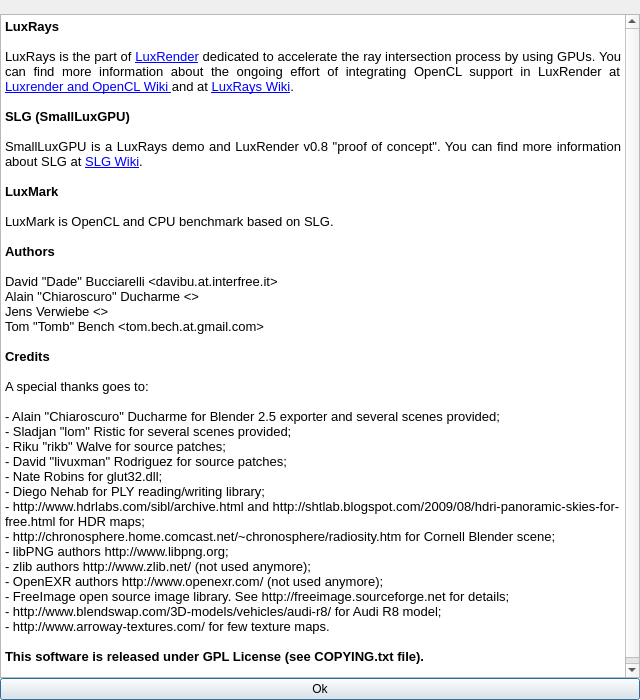
This is samples/luxmark/aboutdialog.ui in LuxCoreRender/LuxCore as Qt 5 draws it before an edit. The edited form follows.
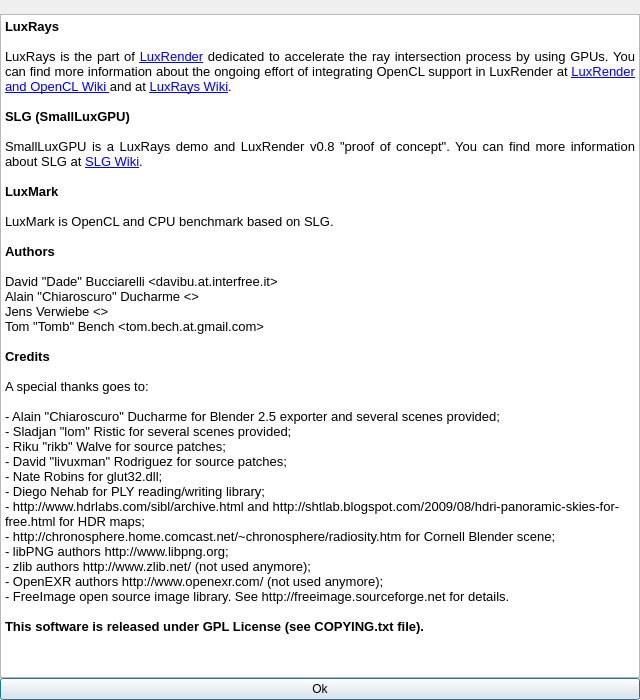
This is the edited form. Icons and pictures are not drawn.

Commit message: LuxMark: removed Audi RS8 scene (Jeanphi's request)

What changed in the file:
```diff
--- a/samples/luxmark/aboutdialog.ui
+++ b/samples/luxmark/aboutdialog.ui
@@ -67,47 +67,45 @@
       <string>&lt;!DOCTYPE HTML PUBLIC &quot;-//W3C//DTD HTML 4.0//EN&quot; &quot;http://www.w3.org/TR/REC-html40/strict.dtd&quot;&gt;
 &lt;html&gt;&lt;head&gt;&lt;meta name=&quot;qrichtext&quot; content=&quot;1&quot; /&gt;&lt;style type=&quot;text/css&quot;&gt;
 p, li { white-space: pre-wrap; }
-&lt;/style&gt;&lt;/head&gt;&lt;body style=&quot; font-family:'Sans'; font-size:11pt; font-weight:400; font-style:normal;&quot;&gt;
-&lt;p style=&quot; margin-top:0px; margin-bottom:0px; margin-left:0px; margin-right:0px; -qt-block-indent:0; text-indent:0px;&quot;&gt;&lt;span style=&quot; font-size:10pt; font-weight:600;&quot;&gt;LuxRays&lt;/span&gt;&lt;/p&gt;
-&lt;p style=&quot;-qt-paragraph-type:empty; margin-top:0px; margin-bottom:0px; margin-left:0px; margin-right:0px; -qt-block-indent:0; text-indent:0px; font-size:10pt;&quot;&gt;&lt;/p&gt;
-&lt;p align=&quot;justify&quot; style=&quot; margin-top:0px; margin-bottom:0px; margin-left:0px; margin-right:0px; -qt-block-indent:0; text-indent:0px;&quot;&gt;&lt;span style=&quot; font-size:10pt;&quot;&gt;LuxRays is the part of &lt;/span&gt;&lt;a href=&quot;http://www.luxrender.net&quot;&gt;&lt;span style=&quot; font-size:10pt; text-decoration: underline; color:#0000ff;&quot;&gt;LuxRender&lt;/span&gt;&lt;/a&gt;&lt;span style=&quot; font-size:10pt;&quot;&gt; dedicated to accelerate the ray intersection process by using GPUs. You can find more information about the ongoing effort of integrating OpenCL support in LuxRender at &lt;/span&gt;&lt;a href=&quot;http://www.luxrender.net/wiki/index.php?title=Luxrender_and_OpenCL&quot;&gt;&lt;span style=&quot; font-size:10pt; text-decoration: underline; color:#0000ff;&quot;&gt;Luxrender and OpenCL Wiki &lt;/span&gt;&lt;/a&gt;&lt;span style=&quot; font-size:10pt;&quot;&gt;and at &lt;/span&gt;&lt;a href=&quot;http://www.luxrender.net/wiki/index.php?title=LuxRays&quot;&gt;&lt;span style=&quot; font-size:10pt; text-decoration: underline; color:#0000ff;&quot;&gt;LuxRays Wiki&lt;/span&gt;&lt;/a&gt;&lt;span style=&quot; font-size:10pt;&quot;&gt;.&lt;/span&gt;&lt;/p&gt;
-&lt;p align=&quot;justify&quot; style=&quot;-qt-paragraph-type:empty; margin-top:0px; margin-bottom:0px; margin-left:0px; margin-right:0px; -qt-block-indent:0; text-indent:0px; font-size:10pt;&quot;&gt;&lt;/p&gt;
-&lt;p style=&quot; margin-top:0px; margin-bottom:0px; margin-left:0px; margin-right:0px; -qt-block-indent:0; text-indent:0px;&quot;&gt;&lt;span style=&quot; font-size:10pt; font-weight:600;&quot;&gt;SLG (SmallLuxGPU)&lt;/span&gt;&lt;/p&gt;
-&lt;p style=&quot;-qt-paragraph-type:empty; margin-top:0px; margin-bottom:0px; margin-left:0px; margin-right:0px; -qt-block-indent:0; text-indent:0px; font-size:10pt;&quot;&gt;&lt;/p&gt;
-&lt;p align=&quot;justify&quot; style=&quot; margin-top:0px; margin-bottom:0px; margin-left:0px; margin-right:0px; -qt-block-indent:0; text-indent:0px;&quot;&gt;&lt;span style=&quot; font-size:10pt;&quot;&gt;SmallLuxGPU is a LuxRays demo and LuxRender v0.8 &amp;quot;proof of concept&amp;quot;. You can find more information about SLG at &lt;/span&gt;&lt;a href=&quot;http://www.luxrender.net/wiki/index.php?title=SLG&quot;&gt;&lt;span style=&quot; font-size:10pt; text-decoration: underline; color:#0000ff;&quot;&gt;SLG Wiki&lt;/span&gt;&lt;/a&gt;&lt;span style=&quot; font-size:10pt;&quot;&gt;.&lt;/span&gt;&lt;/p&gt;
-&lt;p align=&quot;justify&quot; style=&quot;-qt-paragraph-type:empty; margin-top:0px; margin-bottom:0px; margin-left:0px; margin-right:0px; -qt-block-indent:0; text-indent:0px; font-size:10pt;&quot;&gt;&lt;/p&gt;
-&lt;p align=&quot;justify&quot; style=&quot; margin-top:0px; margin-bottom:0px; margin-left:0px; margin-right:0px; -qt-block-indent:0; text-indent:0px;&quot;&gt;&lt;span style=&quot; font-size:10pt; font-weight:600;&quot;&gt;LuxMark&lt;/span&gt;&lt;/p&gt;
-&lt;p align=&quot;justify&quot; style=&quot;-qt-paragraph-type:empty; margin-top:0px; margin-bottom:0px; margin-left:0px; margin-right:0px; -qt-block-indent:0; text-indent:0px; font-size:10pt;&quot;&gt;&lt;/p&gt;
-&lt;p align=&quot;justify&quot; style=&quot; margin-top:0px; margin-bottom:0px; margin-left:0px; margin-right:0px; -qt-block-indent:0; text-indent:0px;&quot;&gt;&lt;span style=&quot; font-size:10pt;&quot;&gt;LuxMark is OpenCL and CPU benchmark based on SLG.&lt;/span&gt;&lt;/p&gt;
-&lt;p align=&quot;justify&quot; style=&quot;-qt-paragraph-type:empty; margin-top:0px; margin-bottom:0px; margin-left:0px; margin-right:0px; -qt-block-indent:0; text-indent:0px; font-size:10pt;&quot;&gt;&lt;/p&gt;
-&lt;p align=&quot;justify&quot; style=&quot; margin-top:0px; margin-bottom:0px; margin-left:0px; margin-right:0px; -qt-block-indent:0; text-indent:0px;&quot;&gt;&lt;span style=&quot; font-size:10pt; font-weight:600;&quot;&gt;Authors&lt;/span&gt;&lt;/p&gt;
-&lt;p style=&quot;-qt-paragraph-type:empty; margin-top:0px; margin-bottom:0px; margin-left:0px; margin-right:0px; -qt-block-indent:0; text-indent:0px; font-size:10pt;&quot;&gt;&lt;/p&gt;
-&lt;p style=&quot; margin-top:0px; margin-bottom:0px; margin-left:0px; margin-right:0px; -qt-block-indent:0; text-indent:0px;&quot;&gt;&lt;span style=&quot; font-size:10pt;&quot;&gt;David &amp;quot;Dade&amp;quot; Bucciarelli &amp;lt;davibu.at.interfree.it&amp;gt;&lt;/span&gt;&lt;/p&gt;
-&lt;p style=&quot; margin-top:0px; margin-bottom:0px; margin-left:0px; margin-right:0px; -qt-block-indent:0; text-indent:0px;&quot;&gt;&lt;span style=&quot; font-size:10pt;&quot;&gt;Alain &amp;quot;Chiaroscuro&amp;quot; Ducharme &amp;lt;&amp;gt;&lt;/span&gt;&lt;/p&gt;
-&lt;p style=&quot; margin-top:0px; margin-bottom:0px; margin-left:0px; margin-right:0px; -qt-block-indent:0; text-indent:0px;&quot;&gt;&lt;span style=&quot; font-size:10pt;&quot;&gt;Jens Verwiebe &amp;lt;&amp;gt;&lt;/span&gt;&lt;/p&gt;
-&lt;p style=&quot; margin-top:0px; margin-bottom:0px; margin-left:0px; margin-right:0px; -qt-block-indent:0; text-indent:0px;&quot;&gt;&lt;span style=&quot; font-size:10pt;&quot;&gt;Tom &amp;quot;Tomb&amp;quot; Bench &amp;lt;tom.bech.at.gmail.com&amp;gt;&lt;/span&gt;&lt;/p&gt;
-&lt;p style=&quot;-qt-paragraph-type:empty; margin-top:0px; margin-bottom:0px; margin-left:0px; margin-right:0px; -qt-block-indent:0; text-indent:0px; font-size:10pt;&quot;&gt;&lt;/p&gt;
-&lt;p style=&quot; margin-top:0px; margin-bottom:0px; margin-left:0px; margin-right:0px; -qt-block-indent:0; text-indent:0px;&quot;&gt;&lt;span style=&quot; font-size:10pt; font-weight:600;&quot;&gt;Credits&lt;/span&gt;&lt;/p&gt;
-&lt;p style=&quot;-qt-paragraph-type:empty; margin-top:0px; margin-bottom:0px; margin-left:0px; margin-right:0px; -qt-block-indent:0; text-indent:0px; font-size:10pt;&quot;&gt;&lt;/p&gt;
-&lt;p style=&quot; margin-top:0px; margin-bottom:0px; margin-left:0px; margin-right:0px; -qt-block-indent:0; text-indent:0px;&quot;&gt;&lt;span style=&quot; font-size:10pt;&quot;&gt;A special thanks goes to:&lt;/span&gt;&lt;/p&gt;
-&lt;p style=&quot;-qt-paragraph-type:empty; margin-top:0px; margin-bottom:0px; margin-left:0px; margin-right:0px; -qt-block-indent:0; text-indent:0px; font-size:10pt;&quot;&gt;&lt;/p&gt;
-&lt;p style=&quot; margin-top:0px; margin-bottom:0px; margin-left:0px; margin-right:0px; -qt-block-indent:0; text-indent:0px;&quot;&gt;&lt;span style=&quot; font-size:10pt;&quot;&gt;- Alain &amp;quot;Chiaroscuro&amp;quot; Ducharme for Blender 2.5 exporter and several scenes provided;&lt;/span&gt;&lt;/p&gt;
-&lt;p style=&quot; margin-top:0px; margin-bottom:0px; margin-left:0px; margin-right:0px; -qt-block-indent:0; text-indent:0px;&quot;&gt;&lt;span style=&quot; font-size:10pt;&quot;&gt;- Sladjan &amp;quot;lom&amp;quot; Ristic for several scenes provided;&lt;/span&gt;&lt;/p&gt;
-&lt;p style=&quot; margin-top:0px; margin-bottom:0px; margin-left:0px; margin-right:0px; -qt-block-indent:0; text-indent:0px;&quot;&gt;&lt;span style=&quot; font-size:10pt;&quot;&gt;- Riku &amp;quot;rikb&amp;quot; Walve for source patches;&lt;/span&gt;&lt;/p&gt;
-&lt;p style=&quot; margin-top:0px; margin-bottom:0px; margin-left:0px; margin-right:0px; -qt-block-indent:0; text-indent:0px;&quot;&gt;&lt;span style=&quot; font-size:10pt;&quot;&gt;- David &amp;quot;livuxman&amp;quot; Rodriguez for source patches;&lt;/span&gt;&lt;/p&gt;
-&lt;p style=&quot; margin-top:0px; margin-bottom:0px; margin-left:0px; margin-right:0px; -qt-block-indent:0; text-indent:0px;&quot;&gt;&lt;span style=&quot; font-size:10pt;&quot;&gt;- Nate Robins for glut32.dll;&lt;/span&gt;&lt;/p&gt;
-&lt;p style=&quot; margin-top:0px; margin-bottom:0px; margin-left:0px; margin-right:0px; -qt-block-indent:0; text-indent:0px;&quot;&gt;&lt;span style=&quot; font-size:10pt;&quot;&gt;- Diego Nehab for PLY reading/writing library;&lt;/span&gt;&lt;/p&gt;
-&lt;p style=&quot; margin-top:0px; margin-bottom:0px; margin-left:0px; margin-right:0px; -qt-block-indent:0; text-indent:0px;&quot;&gt;&lt;span style=&quot; font-size:10pt;&quot;&gt;- http://www.hdrlabs.com/sibl/archive.html and http://shtlab.blogspot.com/2009/08/hdri-panoramic-skies-for-free.html for HDR maps;&lt;/span&gt;&lt;/p&gt;
-&lt;p style=&quot; margin-top:0px; margin-bottom:0px; margin-left:0px; margin-right:0px; -qt-block-indent:0; text-indent:0px;&quot;&gt;&lt;span style=&quot; font-size:10pt;&quot;&gt;- http://chronosphere.home.comcast.net/~chronosphere/radiosity.htm for Cornell Blender scene;&lt;/span&gt;&lt;/p&gt;
-&lt;p style=&quot; margin-top:0px; margin-bottom:0px; margin-left:0px; margin-right:0px; -qt-block-indent:0; text-indent:0px;&quot;&gt;&lt;span style=&quot; font-size:10pt;&quot;&gt;- libPNG authors http://www.libpng.org;&lt;/span&gt;&lt;/p&gt;
-&lt;p style=&quot; margin-top:0px; margin-bottom:0px; margin-left:0px; margin-right:0px; -qt-block-indent:0; text-indent:0px;&quot;&gt;&lt;span style=&quot; font-size:10pt;&quot;&gt;- zlib authors http://www.zlib.net/ (not used anymore);&lt;/span&gt;&lt;/p&gt;
-&lt;p style=&quot; margin-top:0px; margin-bottom:0px; margin-left:0px; margin-right:0px; -qt-block-indent:0; text-indent:0px;&quot;&gt;&lt;span style=&quot; font-size:10pt;&quot;&gt;- OpenEXR authors http://www.openexr.com/ (not used anymore);&lt;/span&gt;&lt;/p&gt;
-&lt;p style=&quot; margin-top:0px; margin-bottom:0px; margin-left:0px; margin-right:0px; -qt-block-indent:0; text-indent:0px;&quot;&gt;&lt;span style=&quot; font-size:10pt;&quot;&gt;- FreeImage open source image library. See http://freeimage.sourceforge.net for details;&lt;/span&gt;&lt;/p&gt;
-&lt;p style=&quot; margin-top:0px; margin-bottom:0px; margin-left:0px; margin-right:0px; -qt-block-indent:0; text-indent:0px;&quot;&gt;&lt;span style=&quot; font-size:10pt;&quot;&gt;- http://www.blendswap.com/3D-models/vehicles/audi-r8/ for Audi R8 model;&lt;/span&gt;&lt;/p&gt;
-&lt;p style=&quot; margin-top:0px; margin-bottom:0px; margin-left:0px; margin-right:0px; -qt-block-indent:0; text-indent:0px;&quot;&gt;&lt;span style=&quot; font-size:10pt;&quot;&gt;- http://www.arroway-textures.com/ for few texture maps.&lt;/span&gt;&lt;/p&gt;
-&lt;p style=&quot;-qt-paragraph-type:empty; margin-top:0px; margin-bottom:0px; margin-left:0px; margin-right:0px; -qt-block-indent:0; text-indent:0px; font-size:10pt;&quot;&gt;&lt;/p&gt;
-&lt;p style=&quot; margin-top:0px; margin-bottom:0px; margin-left:0px; margin-right:0px; -qt-block-indent:0; text-indent:0px;&quot;&gt;&lt;span style=&quot; font-size:10pt; font-weight:600;&quot;&gt;This software is released under GPL License (see COPYING.txt file).&lt;/span&gt;&lt;/p&gt;
-&lt;p style=&quot;-qt-paragraph-type:empty; margin-top:0px; margin-bottom:0px; margin-left:0px; margin-right:0px; -qt-block-indent:0; text-indent:0px; font-size:10pt;&quot;&gt;&lt;/p&gt;&lt;/body&gt;&lt;/html&gt;</string>
+&lt;/style&gt;&lt;/head&gt;&lt;body style=&quot; font-family:'Sans'; font-size:10pt; font-weight:400; font-style:normal;&quot;&gt;
+&lt;p style=&quot; margin-top:0px; margin-bottom:0px; margin-left:0px; margin-right:0px; -qt-block-indent:0; text-indent:0px;&quot;&gt;&lt;span style=&quot; font-weight:600;&quot;&gt;LuxRays&lt;/span&gt;&lt;/p&gt;
+&lt;p style=&quot;-qt-paragraph-type:empty; margin-top:0px; margin-bottom:0px; margin-left:0px; margin-right:0px; -qt-block-indent:0; text-indent:0px;&quot;&gt;&lt;/p&gt;
+&lt;p align=&quot;justify&quot; style=&quot; margin-top:0px; margin-bottom:0px; margin-left:0px; margin-right:0px; -qt-block-indent:0; text-indent:0px;&quot;&gt;LuxRays is the part of &lt;a href=&quot;http://www.luxrender.net&quot;&gt;&lt;span style=&quot; text-decoration: underline; color:#0000ff;&quot;&gt;LuxRender&lt;/span&gt;&lt;/a&gt; dedicated to accelerate the ray intersection process by using GPUs. You can find more information about the ongoing effort of integrating OpenCL support in LuxRender at &lt;a href=&quot;http://www.luxrender.net/wiki/index.php?title=Luxrender_and_OpenCL&quot;&gt;&lt;span style=&quot; text-decoration: underline; color:#0000ff;&quot;&gt;LuxRender and OpenCL Wiki &lt;/span&gt;&lt;/a&gt;and at &lt;a href=&quot;http://www.luxrender.net/wiki/index.php?title=LuxRays&quot;&gt;&lt;span style=&quot; text-decoration: underline; color:#0000ff;&quot;&gt;LuxRays Wiki&lt;/span&gt;&lt;/a&gt;.&lt;/p&gt;
+&lt;p align=&quot;justify&quot; style=&quot;-qt-paragraph-type:empty; margin-top:0px; margin-bottom:0px; margin-left:0px; margin-right:0px; -qt-block-indent:0; text-indent:0px;&quot;&gt;&lt;/p&gt;
+&lt;p style=&quot; margin-top:0px; margin-bottom:0px; margin-left:0px; margin-right:0px; -qt-block-indent:0; text-indent:0px;&quot;&gt;&lt;span style=&quot; font-weight:600;&quot;&gt;SLG (SmallLuxGPU)&lt;/span&gt;&lt;/p&gt;
+&lt;p style=&quot;-qt-paragraph-type:empty; margin-top:0px; margin-bottom:0px; margin-left:0px; margin-right:0px; -qt-block-indent:0; text-indent:0px;&quot;&gt;&lt;/p&gt;
+&lt;p align=&quot;justify&quot; style=&quot; margin-top:0px; margin-bottom:0px; margin-left:0px; margin-right:0px; -qt-block-indent:0; text-indent:0px;&quot;&gt;SmallLuxGPU is a LuxRays demo and LuxRender v0.8 &amp;quot;proof of concept&amp;quot;. You can find more information about SLG at &lt;a href=&quot;http://www.luxrender.net/wiki/index.php?title=SLG&quot;&gt;&lt;span style=&quot; text-decoration: underline; color:#0000ff;&quot;&gt;SLG Wiki&lt;/span&gt;&lt;/a&gt;.&lt;/p&gt;
+&lt;p align=&quot;justify&quot; style=&quot;-qt-paragraph-type:empty; margin-top:0px; margin-bottom:0px; margin-left:0px; margin-right:0px; -qt-block-indent:0; text-indent:0px;&quot;&gt;&lt;/p&gt;
+&lt;p align=&quot;justify&quot; style=&quot; margin-top:0px; margin-bottom:0px; margin-left:0px; margin-right:0px; -qt-block-indent:0; text-indent:0px;&quot;&gt;&lt;span style=&quot; font-weight:600;&quot;&gt;LuxMark&lt;/span&gt;&lt;/p&gt;
+&lt;p align=&quot;justify&quot; style=&quot;-qt-paragraph-type:empty; margin-top:0px; margin-bottom:0px; margin-left:0px; margin-right:0px; -qt-block-indent:0; text-indent:0px;&quot;&gt;&lt;/p&gt;
+&lt;p align=&quot;justify&quot; style=&quot; margin-top:0px; margin-bottom:0px; margin-left:0px; margin-right:0px; -qt-block-indent:0; text-indent:0px;&quot;&gt;LuxMark is OpenCL and CPU benchmark based on SLG.&lt;/p&gt;
+&lt;p align=&quot;justify&quot; style=&quot;-qt-paragraph-type:empty; margin-top:0px; margin-bottom:0px; margin-left:0px; margin-right:0px; -qt-block-indent:0; text-indent:0px;&quot;&gt;&lt;/p&gt;
+&lt;p align=&quot;justify&quot; style=&quot; margin-top:0px; margin-bottom:0px; margin-left:0px; margin-right:0px; -qt-block-indent:0; text-indent:0px;&quot;&gt;&lt;span style=&quot; font-weight:600;&quot;&gt;Authors&lt;/span&gt;&lt;/p&gt;
+&lt;p style=&quot;-qt-paragraph-type:empty; margin-top:0px; margin-bottom:0px; margin-left:0px; margin-right:0px; -qt-block-indent:0; text-indent:0px;&quot;&gt;&lt;/p&gt;
+&lt;p style=&quot; margin-top:0px; margin-bottom:0px; margin-left:0px; margin-right:0px; -qt-block-indent:0; text-indent:0px;&quot;&gt;David &amp;quot;Dade&amp;quot; Bucciarelli &amp;lt;davibu.at.interfree.it&amp;gt;&lt;/p&gt;
+&lt;p style=&quot; margin-top:0px; margin-bottom:0px; margin-left:0px; margin-right:0px; -qt-block-indent:0; text-indent:0px;&quot;&gt;Alain &amp;quot;Chiaroscuro&amp;quot; Ducharme &amp;lt;&amp;gt;&lt;/p&gt;
+&lt;p style=&quot; margin-top:0px; margin-bottom:0px; margin-left:0px; margin-right:0px; -qt-block-indent:0; text-indent:0px;&quot;&gt;Jens Verwiebe &amp;lt;&amp;gt;&lt;/p&gt;
+&lt;p style=&quot; margin-top:0px; margin-bottom:0px; margin-left:0px; margin-right:0px; -qt-block-indent:0; text-indent:0px;&quot;&gt;Tom &amp;quot;Tomb&amp;quot; Bench &amp;lt;tom.bech.at.gmail.com&amp;gt;&lt;/p&gt;
+&lt;p style=&quot;-qt-paragraph-type:empty; margin-top:0px; margin-bottom:0px; margin-left:0px; margin-right:0px; -qt-block-indent:0; text-indent:0px;&quot;&gt;&lt;/p&gt;
+&lt;p style=&quot; margin-top:0px; margin-bottom:0px; margin-left:0px; margin-right:0px; -qt-block-indent:0; text-indent:0px;&quot;&gt;&lt;span style=&quot; font-weight:600;&quot;&gt;Credits&lt;/span&gt;&lt;/p&gt;
+&lt;p style=&quot;-qt-paragraph-type:empty; margin-top:0px; margin-bottom:0px; margin-left:0px; margin-right:0px; -qt-block-indent:0; text-indent:0px;&quot;&gt;&lt;/p&gt;
+&lt;p style=&quot; margin-top:0px; margin-bottom:0px; margin-left:0px; margin-right:0px; -qt-block-indent:0; text-indent:0px;&quot;&gt;A special thanks goes to:&lt;/p&gt;
+&lt;p style=&quot;-qt-paragraph-type:empty; margin-top:0px; margin-bottom:0px; margin-left:0px; margin-right:0px; -qt-block-indent:0; text-indent:0px;&quot;&gt;&lt;/p&gt;
+&lt;p style=&quot; margin-top:0px; margin-bottom:0px; margin-left:0px; margin-right:0px; -qt-block-indent:0; text-indent:0px;&quot;&gt;- Alain &amp;quot;Chiaroscuro&amp;quot; Ducharme for Blender 2.5 exporter and several scenes provided;&lt;/p&gt;
+&lt;p style=&quot; margin-top:0px; margin-bottom:0px; margin-left:0px; margin-right:0px; -qt-block-indent:0; text-indent:0px;&quot;&gt;- Sladjan &amp;quot;lom&amp;quot; Ristic for several scenes provided;&lt;/p&gt;
+&lt;p style=&quot; margin-top:0px; margin-bottom:0px; margin-left:0px; margin-right:0px; -qt-block-indent:0; text-indent:0px;&quot;&gt;- Riku &amp;quot;rikb&amp;quot; Walve for source patches;&lt;/p&gt;
+&lt;p style=&quot; margin-top:0px; margin-bottom:0px; margin-left:0px; margin-right:0px; -qt-block-indent:0; text-indent:0px;&quot;&gt;- David &amp;quot;livuxman&amp;quot; Rodriguez for source patches;&lt;/p&gt;
+&lt;p style=&quot; margin-top:0px; margin-bottom:0px; margin-left:0px; margin-right:0px; -qt-block-indent:0; text-indent:0px;&quot;&gt;- Nate Robins for glut32.dll;&lt;/p&gt;
+&lt;p style=&quot; margin-top:0px; margin-bottom:0px; margin-left:0px; margin-right:0px; -qt-block-indent:0; text-indent:0px;&quot;&gt;- Diego Nehab for PLY reading/writing library;&lt;/p&gt;
+&lt;p style=&quot; margin-top:0px; margin-bottom:0px; margin-left:0px; margin-right:0px; -qt-block-indent:0; text-indent:0px;&quot;&gt;- http://www.hdrlabs.com/sibl/archive.html and http://shtlab.blogspot.com/2009/08/hdri-panoramic-skies-for-free.html for HDR maps;&lt;/p&gt;
+&lt;p style=&quot; margin-top:0px; margin-bottom:0px; margin-left:0px; margin-right:0px; -qt-block-indent:0; text-indent:0px;&quot;&gt;- http://chronosphere.home.comcast.net/~chronosphere/radiosity.htm for Cornell Blender scene;&lt;/p&gt;
+&lt;p style=&quot; margin-top:0px; margin-bottom:0px; margin-left:0px; margin-right:0px; -qt-block-indent:0; text-indent:0px;&quot;&gt;- libPNG authors http://www.libpng.org;&lt;/p&gt;
+&lt;p style=&quot; margin-top:0px; margin-bottom:0px; margin-left:0px; margin-right:0px; -qt-block-indent:0; text-indent:0px;&quot;&gt;- zlib authors http://www.zlib.net/ (not used anymore);&lt;/p&gt;
+&lt;p style=&quot; margin-top:0px; margin-bottom:0px; margin-left:0px; margin-right:0px; -qt-block-indent:0; text-indent:0px;&quot;&gt;- OpenEXR authors http://www.openexr.com/ (not used anymore);&lt;/p&gt;
+&lt;p style=&quot; margin-top:0px; margin-bottom:0px; margin-left:0px; margin-right:0px; -qt-block-indent:0; text-indent:0px;&quot;&gt;- FreeImage open source image library. See http://freeimage.sourceforge.net for details.&lt;/p&gt;
+&lt;p style=&quot;-qt-paragraph-type:empty; margin-top:0px; margin-bottom:0px; margin-left:0px; margin-right:0px; -qt-block-indent:0; text-indent:0px;&quot;&gt;&lt;/p&gt;
+&lt;p style=&quot; margin-top:0px; margin-bottom:0px; margin-left:0px; margin-right:0px; -qt-block-indent:0; text-indent:0px;&quot;&gt;&lt;span style=&quot; font-weight:600;&quot;&gt;This software is released under GPL License (see COPYING.txt file).&lt;/span&gt;&lt;/p&gt;
+&lt;p style=&quot;-qt-paragraph-type:empty; margin-top:0px; margin-bottom:0px; margin-left:0px; margin-right:0px; -qt-block-indent:0; text-indent:0px;&quot;&gt;&lt;/p&gt;&lt;/body&gt;&lt;/html&gt;</string>
      </property>
      <property name="openExternalLinks">
       <bool>true</bool>
```
The commit also changes 37 other files.
